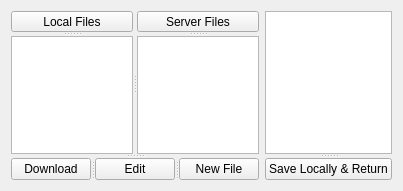
Qt form Project-CollaborativeNotepad/CN_client/cn_client.ui (AlexandruTudose/ReteleCalculatoare) before a commit.
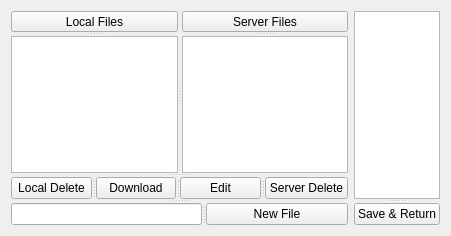
The same form after that commit.

```diff
--- a/Project-CollaborativeNotepad/CN_client/cn_client.ui
+++ b/Project-CollaborativeNotepad/CN_client/cn_client.ui
@@ -6,8 +6,8 @@
    <rect>
     <x>0</x>
     <y>0</y>
-    <width>358</width>
-    <height>191</height>
+    <width>451</width>
+    <height>236</height>
    </rect>
   </property>
   <property name="sizePolicy">
@@ -56,7 +56,11 @@
         <widget class="QListWidget" name="fileList"/>
        </widget>
       </widget>
-      <widget class="QSplitter" name="splitter_5">
+      <widget class="QSplitter" name="splitter_8">
+       <property name="orientation">
+        <enum>Qt::Vertical</enum>
+       </property>
+       <widget class="QSplitter" name="splitter_7">
        <property name="orientation">
         <enum>Qt::Horizontal</enum>
        </property>
@@ -64,17 +68,38 @@
         <property name="orientation">
          <enum>Qt::Horizontal</enum>
         </property>
+         <widget class="QPushButton" name="localDelete">
+          <property name="text">
+           <string>Local Delete</string>
+          </property>
+         </widget>
         <widget class="QPushButton" name="flbDownload">
          <property name="text">
           <string>Download</string>
          </property>
         </widget>
+        </widget>
+        <widget class="QSplitter" name="splitter_6">
+         <property name="orientation">
+          <enum>Qt::Horizontal</enum>
+         </property>
         <widget class="QPushButton" name="flbEdit">
          <property name="text">
           <string>Edit</string>
          </property>
         </widget>
-       </widget>
+         <widget class="QPushButton" name="serverDelete">
+          <property name="text">
+           <string>Server Delete</string>
+          </property>
+         </widget>
+        </widget>
+       </widget>
+       <widget class="QSplitter" name="splitter_5">
+        <property name="orientation">
+         <enum>Qt::Horizontal</enum>
+        </property>
+        <widget class="QLineEdit" name="lineEdit"/>
        <widget class="QPushButton" name="flbNew">
         <property name="text">
          <string>New File</string>
@@ -82,6 +107,7 @@
        </widget>
       </widget>
      </widget>
+     </widget>
     </item>
     <item row="0" column="1">
      <widget class="QSplitter" name="editFrame">
@@ -91,7 +117,7 @@
       <widget class="QPlainTextEdit" name="textBox"/>
       <widget class="QPushButton" name="tbbReturn">
        <property name="text">
-        <string>Save Locally &amp;&amp; Return</string>
+        <string>Save &amp;&amp; Return</string>
        </property>
       </widget>
      </widget>
```
Lines whose indentation alone changed are shown as unchanged.
